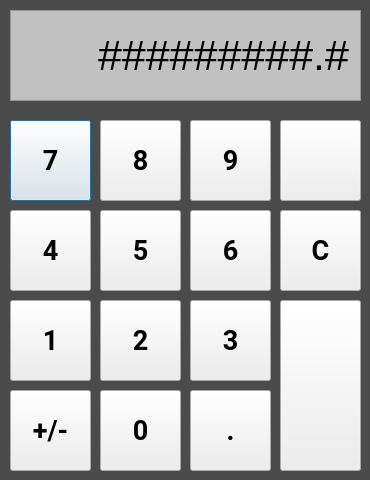
oliroy92/AB_DataAcquisition, file numericInput.ui: the form before one commit.
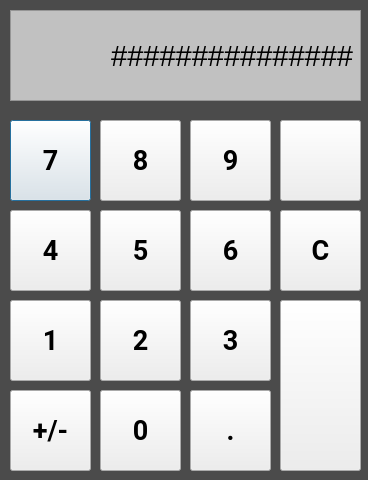
The form after the commit. Icons and pictures are not drawn.

Commit message: Added data toggle buttons

The edit to the form file:
```diff
--- a/numericInput.ui
+++ b/numericInput.ui
@@ -6,7 +6,7 @@
    <rect>
     <x>0</x>
     <y>0</y>
-    <width>370</width>
+    <width>368</width>
     <height>480</height>
    </rect>
   </property>
@@ -329,7 +329,7 @@
    </property>
    <property name="font">
     <font>
-     <pointsize>32</pointsize>
+     <pointsize>22</pointsize>
     </font>
    </property>
    <property name="styleSheet">
@@ -340,7 +340,7 @@
     <enum>QFrame::StyledPanel</enum>
    </property>
    <property name="text">
-    <string>#########.#</string>
+    <string>###############</string>
    </property>
    <property name="alignment">
     <set>Qt::AlignRight|Qt::AlignTrailing|Qt::AlignVCenter</set>
```
The commit also changes 3 other files.
